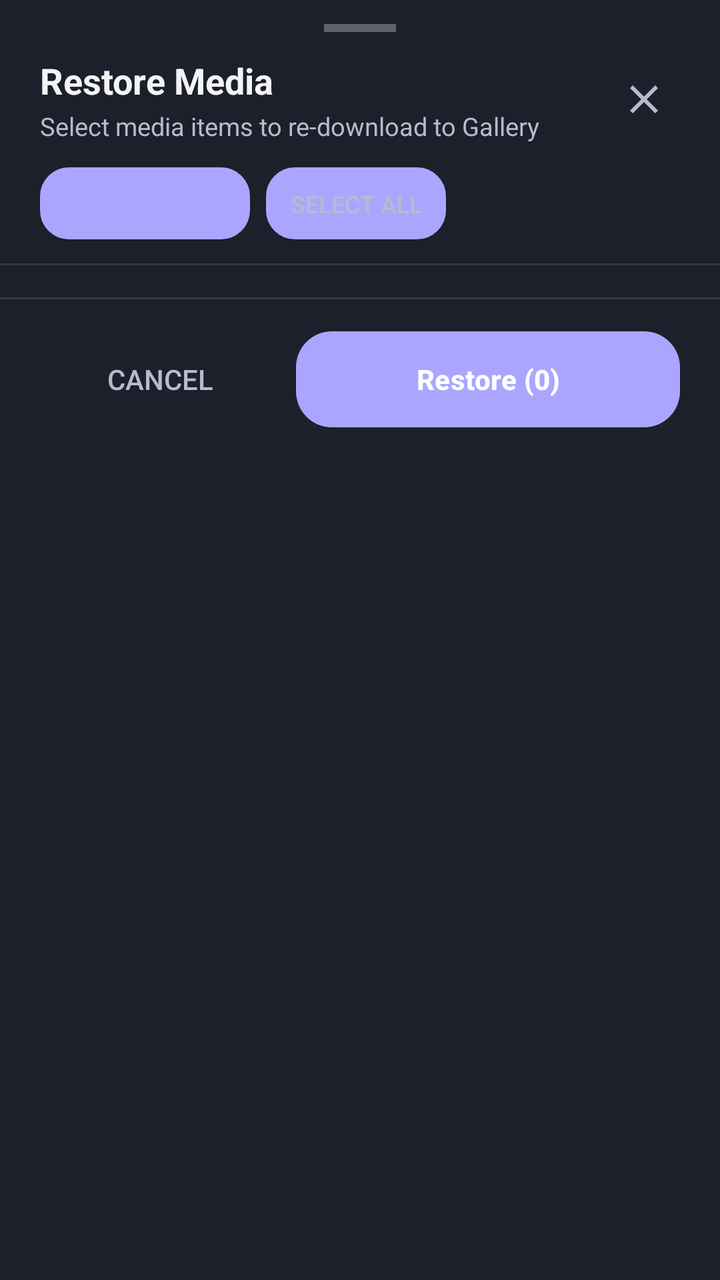
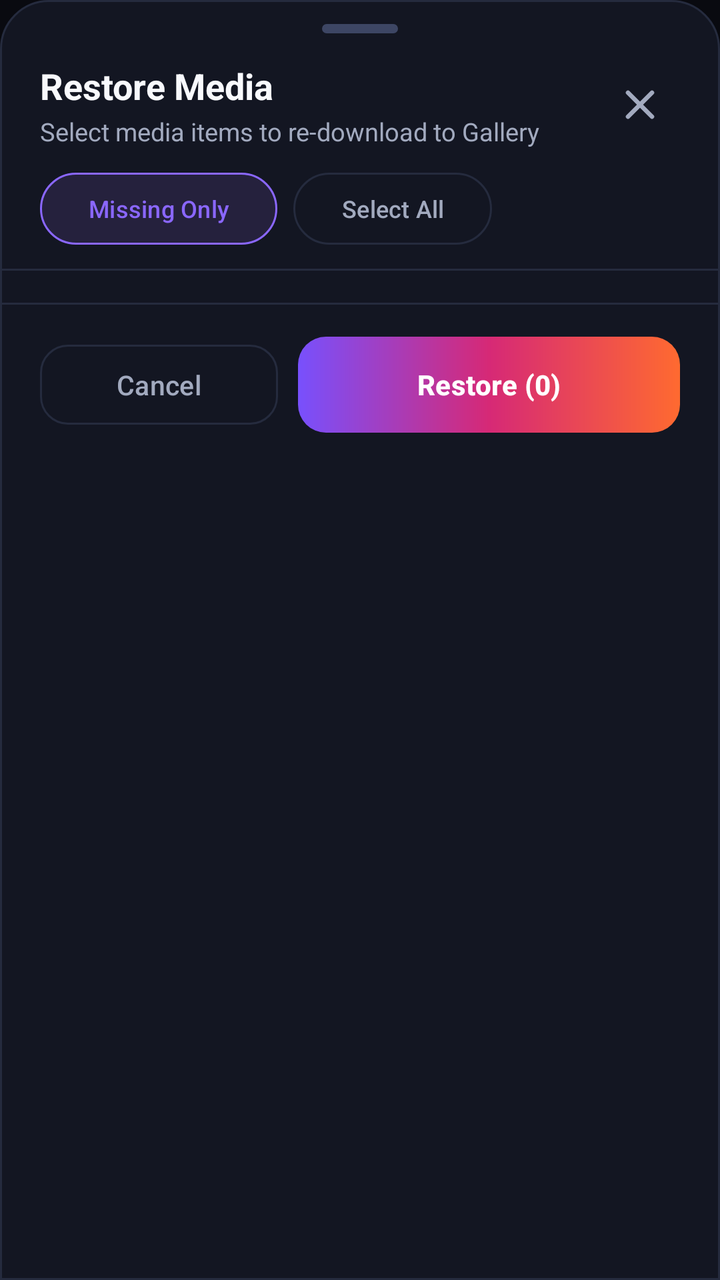

Compare the two renders of this Android layout. The source of the first and the diff that turns it into the second are given below.
<!-- AndroidManifest.xml: application theme Theme.InstaSave -->
<!-- res/layout/bottom_sheet_redownload_selection.xml -->
<?xml version="1.0" encoding="utf-8"?>
<LinearLayout xmlns:android="http://schemas.android.com/apk/res/android"
    xmlns:app="http://schemas.android.com/apk/res-auto"
    android:layout_width="match_parent"
    android:layout_height="wrap_content"
    android:orientation="vertical"
    android:background="@color/card_bg"
    android:paddingBottom="24dp">

    
    <View
        android:layout_width="36dp"
        android:layout_height="4dp"
        android:layout_gravity="center_horizontal"
        android:layout_marginTop="12dp"
        android:layout_marginBottom="12dp"
        android:background="#4DFFFFFF" />

    
    <LinearLayout
        android:layout_width="match_parent"
        android:layout_height="wrap_content"
        android:orientation="horizontal"
        android:gravity="center_vertical"
        android:paddingHorizontal="20dp"
        android:paddingBottom="12dp">

        <LinearLayout
            android:layout_width="0dp"
            android:layout_height="wrap_content"
            android:layout_weight="1"
            android:orientation="vertical">

            <TextView
                android:id="@+id/tvSheetTitle"
                android:layout_width="wrap_content"
                android:layout_height="wrap_content"
                android:text="Restore Media"
                android:textColor="@color/text_primary"
                android:textSize="18sp"
                android:textStyle="bold" />

            <TextView
                android:id="@+id/tvSheetSubtitle"
                android:layout_width="wrap_content"
                android:layout_height="wrap_content"
                android:layout_marginTop="2dp"
                android:text="Select media items to re-download to Gallery"
                android:textColor="@color/text_secondary"
                android:textSize="12.5sp" />
        </LinearLayout>

        <ImageButton
            android:id="@+id/btnSheetClose"
            android:layout_width="36dp"
            android:layout_height="36dp"
            android:background="?android:attr/selectableItemBackgroundBorderless"
            android:src="@drawable/ic_close"
            android:tint="@color/text_secondary"
            android:contentDescription="Close" />
    </LinearLayout>

    
    <LinearLayout
        android:layout_width="match_parent"
        android:layout_height="wrap_content"
        android:orientation="horizontal"
        android:paddingHorizontal="20dp"
        android:paddingBottom="12dp">

        <Button
            android:id="@+id/btnSelectMissingOnly"
            style="@style/Widget.AppCompat.Button.Borderless"
            android:layout_width="wrap_content"
            android:layout_height="36dp"
            android:background="@drawable/card_background"
            android:text="Missing Only"
            android:textColor="@color/insta_pink"
            android:textSize="12sp"
            android:paddingHorizontal="12dp"
            android:layout_marginEnd="8dp" />

        <Button
            android:id="@+id/btnSelectAll"
            style="@style/Widget.AppCompat.Button.Borderless"
            android:layout_width="wrap_content"
            android:layout_height="36dp"
            android:background="@drawable/card_background"
            android:text="Select All"
            android:textColor="@color/text_secondary"
            android:textSize="12sp"
            android:paddingHorizontal="12dp" />

        <ProgressBar
            android:id="@+id/pbVerifying"
            android:layout_width="20dp"
            android:layout_height="20dp"
            android:layout_gravity="center_vertical"
            android:layout_marginStart="12dp"
            android:indeterminateTint="@color/insta_pink"
            android:visibility="gone" />
    </LinearLayout>

    <View
        android:layout_width="match_parent"
        android:layout_height="1dp"
        android:background="@color/card_stroke" />

    
    <androidx.recyclerview.widget.RecyclerView
        android:id="@+id/rvRedownloadItems"
        android:layout_width="match_parent"
        android:layout_height="wrap_content"
        android:maxHeight="360dp"
        android:clipToPadding="false"
        android:paddingVertical="4dp" />

    <View
        android:layout_width="match_parent"
        android:layout_height="1dp"
        android:background="@color/card_stroke"
        android:layout_marginTop="8dp" />

    
    <LinearLayout
        android:layout_width="match_parent"
        android:layout_height="wrap_content"
        android:orientation="horizontal"
        android:gravity="center_vertical"
        android:paddingHorizontal="20dp"
        android:paddingTop="16dp">

        <Button
            android:id="@+id/btnSheetCancel"
            style="@style/Widget.AppCompat.Button.Borderless"
            android:layout_width="0dp"
            android:layout_height="48dp"
            android:layout_weight="1"
            android:text="Cancel"
            android:textColor="@color/text_secondary"
            android:textSize="14sp"
            android:layout_marginEnd="8dp" />

        <Button
            android:id="@+id/btnRestoreConfirm"
            android:layout_width="0dp"
            android:layout_height="48dp"
            android:layout_weight="1.6"
            android:background="@drawable/btn_rounded_accent"
            android:text="Restore (0)"
            android:textColor="@color/white"
            android:textSize="14sp"
            android:textStyle="bold" />
    </LinearLayout>

</LinearLayout>
<!-- resources referenced by this layout -->
<resources>
  <color name="card_bg">#1D1F2A</color>
  <color name="card_stroke">#373948</color>
  <color name="insta_pink">#AAA6FF</color>
  <color name="text_primary">#F3F4F6</color>
  <color name="text_secondary">#B3BDCE</color>
  <!-- drawable btn_rounded_accent (drawable) -->
  <?xml version="1.0" encoding="utf-8"?>
  <shape xmlns:android="http://schemas.android.com/apk/res/android"
      android:shape="rectangle">
      <corners android:radius="18dp" />
      <gradient
          android:angle="0"
          android:startColor="#833AB4"
          android:centerColor="#FD1D1D"
          android:endColor="#FCB045"
          android:type="linear" />
  </shape>
  <!-- drawable card_background (drawable) -->
  <?xml version="1.0" encoding="utf-8"?>
  <shape xmlns:android="http://schemas.android.com/apk/res/android"
      android:shape="rectangle">
      <solid android:color="@color/card_bg" />
      <corners android:radius="14dp" />
      <stroke
          android:width="1dp"
          android:color="@color/card_stroke" />
  </shape>
  <!-- drawable ic_close (drawable) -->
  <?xml version="1.0" encoding="utf-8"?>
  <vector xmlns:android="http://schemas.android.com/apk/res/android"
      android:width="24dp"
      android:height="24dp"
      android:viewportWidth="24"
      android:viewportHeight="24">
      <path
          android:fillColor="#EF4444"
          android:pathData="M19,6.41L17.59,5 12,10.59 6.41,5 5,6.41 10.59,12 5,17.59 6.41,19 12,13.41 17.59,19 19,17.59 13.41,12z" />
  </vector>
  <style name="Theme.InstaSave" parent="Theme.Material3.Dark.NoActionBar">
          
          <item name="colorPrimary">@color/insta_pink</item>
          <item name="android:statusBarColor">@color/bg_dark</item>
          <item name="colorOnPrimary">@color/bg_dark</item>
          <item name="colorAccent">@color/insta_coral</item>
  
          
          <item name="colorSecondaryContainer">#37344E</item>
          <item name="colorOnSecondaryContainer">@color/insta_pink</item>
  
          
          <item name="android:colorBackground">@color/bg_dark</item>
          <item name="colorSurface">@color/bg_dark</item>
          <item name="colorSurfaceContainer">@color/card_bg</item>
          <item name="colorOnSurface">@color/text_primary</item>
          <item name="colorOnSurfaceVariant">@color/text_secondary</item>
          <item name="colorOutline">@color/card_stroke</item>
  
          
          <item name="bottomNavigationStyle">@style/Widget.InstaSave.BottomNav</item>
      </style>
  <color name="bg_dark">#101118</color>
  <color name="insta_coral">#938DFF</color>
  <style name="Widget.InstaSave.BottomNav" parent="Widget.Material3.BottomNavigationView">
          <item name="itemActiveIndicatorStyle">@style/Widget.InstaSave.BottomNav.Indicator</item>
      </style>
  <style name="Widget.InstaSave.BottomNav.Indicator" parent="Widget.Material3.BottomNavigationView.ActiveIndicator">
          <item name="android:color">#37344E</item>
          <item name="android:width">56dp</item>
          <item name="android:height">32dp</item>
      </style>
  <!-- unchanged entries left out for length: 1 -->
</resources>

<!-- the commit's change to res/layout/bottom_sheet_redownload_selection.xml (unified diff, before → after) -->
@@ -4,17 +4,18 @@
     android:layout_width="match_parent"
     android:layout_height="wrap_content"
     android:orientation="vertical"
-    android:background="@color/card_bg"
+    android:background="@drawable/bg_bottom_sheet"
     android:paddingBottom="24dp">
 
     
     <View
-        android:layout_width="36dp"
-        android:layout_height="4dp"
+        android:layout_width="38dp"
+        android:layout_height="4.5dp"
         android:layout_gravity="center_horizontal"
         android:layout_marginTop="12dp"
-        android:layout_marginBottom="12dp"
-        android:background="#4DFFFFFF" />
+        android:layout_marginBottom="14dp"
+        android:background="@drawable/card_background"
+        android:backgroundTint="#3D4664" />
 
     
     <LinearLayout
@@ -52,11 +53,11 @@
 
         <ImageButton
             android:id="@+id/btnSheetClose"
-            android:layout_width="36dp"
-            android:layout_height="36dp"
+            android:layout_width="40dp"
+            android:layout_height="40dp"
             android:background="?android:attr/selectableItemBackgroundBorderless"
             android:src="@drawable/ic_close"
-            android:tint="@color/text_secondary"
+            app:tint="@color/text_secondary"
             android:contentDescription="Close" />
     </LinearLayout>
 
@@ -68,28 +69,38 @@
         android:paddingHorizontal="20dp"
         android:paddingBottom="12dp">
 
-        <Button
+        <com.google.android.material.button.MaterialButton
             android:id="@+id/btnSelectMissingOnly"
-            style="@style/Widget.AppCompat.Button.Borderless"
+            style="?attr/materialButtonOutlinedStyle"
             android:layout_width="wrap_content"
             android:layout_height="36dp"
-            android:background="@drawable/card_background"
+            android:minHeight="0dp"
+            android:insetTop="0dp"
+            android:insetBottom="0dp"
             android:text="Missing Only"
             android:textColor="@color/insta_pink"
             android:textSize="12sp"
-            android:paddingHorizontal="12dp"
+            app:cornerRadius="18dp"
+            app:strokeColor="@color/insta_pink"
+            app:strokeWidth="1dp"
+            app:backgroundTint="#25213D"
             android:layout_marginEnd="8dp" />
 
-        <Button
+        <com.google.android.material.button.MaterialButton
             android:id="@+id/btnSelectAll"
-            style="@style/Widget.AppCompat.Button.Borderless"
+            style="?attr/materialButtonOutlinedStyle"
             android:layout_width="wrap_content"
             android:layout_height="36dp"
-            android:background="@drawable/card_background"
+            android:minHeight="0dp"
+            android:insetTop="0dp"
+            android:insetBottom="0dp"
             android:text="Select All"
             android:textColor="@color/text_secondary"
             android:textSize="12sp"
-            android:paddingHorizontal="12dp" />
+            app:cornerRadius="18dp"
+            app:strokeColor="@color/card_stroke"
+            app:strokeWidth="1dp"
+            app:backgroundTint="@color/card_bg" />
 
         <ProgressBar
             android:id="@+id/pbVerifying"
@@ -130,23 +141,27 @@
         android:paddingHorizontal="20dp"
         android:paddingTop="16dp">
 
-        <Button
+        <com.google.android.material.button.MaterialButton
             android:id="@+id/btnSheetCancel"
-            style="@style/Widget.AppCompat.Button.Borderless"
+            style="?attr/materialButtonOutlinedStyle"
             android:layout_width="0dp"
             android:layout_height="48dp"
             android:layout_weight="1"
             android:text="Cancel"
             android:textColor="@color/text_secondary"
-            android:textSize="14sp"
-            android:layout_marginEnd="8dp" />
+            android:textSize="13.5sp"
+            app:strokeColor="@color/card_stroke"
+            app:cornerRadius="14dp"
+            android:layout_marginEnd="10dp" />
 
-        <Button
+        <com.google.android.material.button.MaterialButton
             android:id="@+id/btnRestoreConfirm"
             android:layout_width="0dp"
             android:layout_height="48dp"
             android:layout_weight="1.6"
-            android:background="@drawable/btn_rounded_accent"
+            android:background="@drawable/btn_hero_gradient"
+            app:backgroundTint="@null"
+            app:cornerRadius="14dp"
             android:text="Restore (0)"
             android:textColor="@color/white"
             android:textSize="14sp"
<!-- resource entries referenced after the edit -->
@@ -1,28 +1,46 @@
 <!-- resources referenced by this layout -->
 <resources>
-  <color name="card_bg">#1D1F2A</color>
-  <color name="card_stroke">#373948</color>
-  <color name="insta_pink">#AAA6FF</color>
-  <color name="text_primary">#F3F4F6</color>
-  <color name="text_secondary">#B3BDCE</color>
-  <!-- drawable btn_rounded_accent (drawable) -->
+  <color name="card_bg">#131622</color>
+  <color name="card_stroke">#252B3E</color>
+  <color name="insta_pink">#8A67FF</color>
+  <color name="text_primary">#F8F9FD</color>
+  <color name="text_secondary">#A2AABF</color>
+  <!-- drawable bg_bottom_sheet (drawable) -->
   <?xml version="1.0" encoding="utf-8"?>
   <shape xmlns:android="http://schemas.android.com/apk/res/android"
       android:shape="rectangle">
-      <corners android:radius="18dp" />
-      <gradient
-          android:angle="0"
-          android:startColor="#833AB4"
-          android:centerColor="#FD1D1D"
-          android:endColor="#FCB045"
-          android:type="linear" />
+      <solid android:color="@color/card_bg" />
+      <corners
+          android:topLeftRadius="24dp"
+          android:topRightRadius="24dp"
+          android:bottomLeftRadius="0dp"
+          android:bottomRightRadius="0dp" />
+      <stroke
+          android:width="1dp"
+          android:color="@color/card_stroke" />
   </shape>
+  <!-- drawable btn_hero_gradient (drawable) -->
+  <?xml version="1.0" encoding="utf-8"?>
+  <ripple xmlns:android="http://schemas.android.com/apk/res/android"
+      android:color="#33FFFFFF">
+      <item>
+          <shape android:shape="rectangle">
+              <corners android:radius="14dp" />
+              <gradient
+                  android:angle="0"
+                  android:startColor="#7850FD"
+                  android:centerColor="#D62976"
+                  android:endColor="#FF6A30"
+                  android:type="linear" />
+          </shape>
+      </item>
+  </ripple>
   <!-- drawable card_background (drawable) -->
   <?xml version="1.0" encoding="utf-8"?>
   <shape xmlns:android="http://schemas.android.com/apk/res/android"
       android:shape="rectangle">
       <solid android:color="@color/card_bg" />
-      <corners android:radius="14dp" />
+      <corners android:radius="16dp" />
       <stroke
           android:width="1dp"
           android:color="@color/card_stroke" />
@@ -34,25 +52,34 @@
       android:height="24dp"
       android:viewportWidth="24"
       android:viewportHeight="24">
+  
+      
       <path
-          android:fillColor="#EF4444"
-          android:pathData="M19,6.41L17.59,5 12,10.59 6.41,5 5,6.41 10.59,12 5,17.59 6.41,19 12,13.41 17.59,19 19,17.59 13.41,12z" />
+          android:strokeColor="#FFFFFFFF"
+          android:strokeWidth="2.2"
+          android:strokeLineCap="round"
+          android:pathData="M6,6 L18,18 M18,6 L6,18" />
+  
   </vector>
   <style name="Theme.InstaSave" parent="Theme.Material3.Dark.NoActionBar">
           
           <item name="colorPrimary">@color/insta_pink</item>
           <item name="android:statusBarColor">@color/bg_dark</item>
-          <item name="colorOnPrimary">@color/bg_dark</item>
+          <item name="android:navigationBarColor">@color/bg_dark</item>
+          <item name="android:windowLightStatusBar">false</item>
+          <item name="android:windowLightNavigationBar">false</item>
+          <item name="colorOnPrimary">@color/white</item>
           <item name="colorAccent">@color/insta_coral</item>
   
           
-          <item name="colorSecondaryContainer">#37344E</item>
+          <item name="colorSecondaryContainer">#25213D</item>
           <item name="colorOnSecondaryContainer">@color/insta_pink</item>
   
           
           <item name="android:colorBackground">@color/bg_dark</item>
           <item name="colorSurface">@color/bg_dark</item>
           <item name="colorSurfaceContainer">@color/card_bg</item>
+          <item name="colorSurfaceContainerHigh">@color/surface_elevated</item>
           <item name="colorOnSurface">@color/text_primary</item>
           <item name="colorOnSurfaceVariant">@color/text_secondary</item>
           <item name="colorOutline">@color/card_stroke</item>
@@ -60,15 +87,21 @@
           
           <item name="bottomNavigationStyle">@style/Widget.InstaSave.BottomNav</item>
       </style>
-  <color name="bg_dark">#101118</color>
-  <color name="insta_coral">#938DFF</color>
+  <color name="bg_dark">#090A10</color>
+  <color name="insta_coral">#FF3377</color>
+  <color name="surface_elevated">#1E2335</color>
   <style name="Widget.InstaSave.BottomNav" parent="Widget.Material3.BottomNavigationView">
           <item name="itemActiveIndicatorStyle">@style/Widget.InstaSave.BottomNav.Indicator</item>
+          <item name="itemRippleColor">#208A67FF</item>
       </style>
   <style name="Widget.InstaSave.BottomNav.Indicator" parent="Widget.Material3.BottomNavigationView.ActiveIndicator">
-          <item name="android:color">#37344E</item>
-          <item name="android:width">56dp</item>
+          <item name="android:color">#25213D</item>
+          <item name="android:width">60dp</item>
           <item name="android:height">32dp</item>
+          <item name="shapeAppearance">@style/ShapeAppearance.InstaSave.NavIndicator</item>
+      </style>
+  <style name="ShapeAppearance.InstaSave.NavIndicator" parent="ShapeAppearance.Material3.Corner.Full">
+          <item name="cornerSize">16dp</item>
       </style>
   <!-- unchanged entries left out for length: 1 -->
 </resources>
